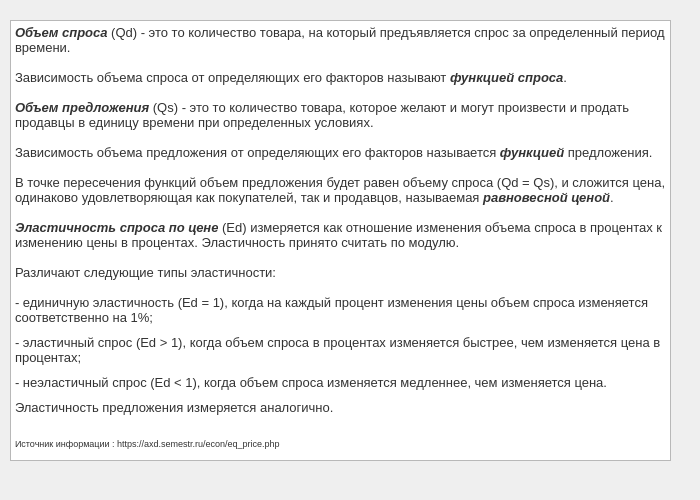
Above: helpwindow.ui from SaYxGal/Economics-cpp before the change. Below: the same form after it.
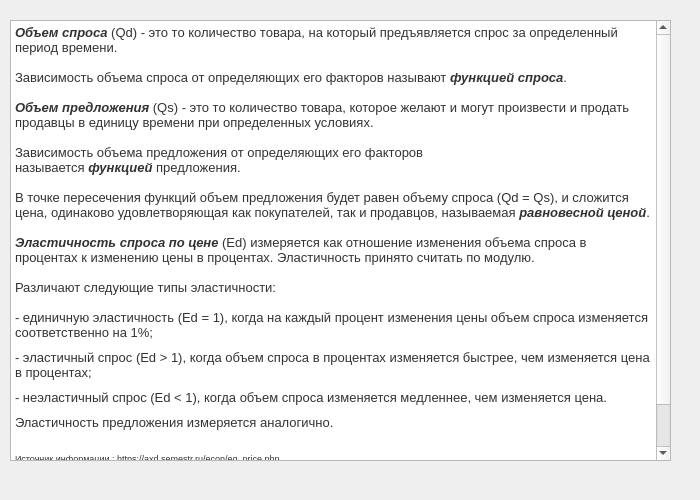
That is the form after the change.

Commit message: Добавлена возможность множественного расчёта и сохранения в файл multipleChart. Добавлен пример оформления в справку (требуется png)

```diff
--- a/helpwindow.ui
+++ b/helpwindow.ui
@@ -52,7 +52,10 @@
 &lt;p style=&quot; margin-top:0px; margin-bottom:10px; margin-left:0px; margin-right:0px; -qt-block-indent:0; text-indent:0px; background-color:#ffffff;&quot;&gt;&lt;span style=&quot; font-family:'sans-serif','Georgia','Times New Roman','Verdana','Arial'; font-size:10pt; color:#333333; background-color:#ffffff;&quot;&gt;- неэластичный спрос (Ed &amp;lt; 1), когда объем спроса изменяется медленнее, чем изменяется цена.&lt;/span&gt;&lt;/p&gt;
 &lt;p style=&quot; margin-top:0px; margin-bottom:10px; margin-left:0px; margin-right:0px; -qt-block-indent:0; text-indent:0px; background-color:#ffffff;&quot;&gt;&lt;span style=&quot; font-family:'sans-serif','Georgia','Times New Roman','Verdana','Arial'; font-size:10pt; color:#333333; background-color:#ffffff;&quot;&gt;Эластичность предложения измеряется аналогично.&lt;/span&gt;&lt;/p&gt;
 &lt;p style=&quot;-qt-paragraph-type:empty; margin-top:0px; margin-bottom:0px; margin-left:0px; margin-right:0px; -qt-block-indent:0; text-indent:0px; font-family:'sans-serif','Georgia','Times New Roman','Verdana','Arial'; font-size:8pt; color:#333333;&quot;&gt;&lt;br /&gt;&lt;/p&gt;
-&lt;p style=&quot; margin-top:0px; margin-bottom:0px; margin-left:0px; margin-right:0px; -qt-block-indent:0; text-indent:0px;&quot;&gt;&lt;span style=&quot; font-family:'sans-serif','Georgia','Times New Roman','Verdana','Arial'; font-size:7pt; color:#333333;&quot;&gt;Источник информации : https://axd.semestr.ru/econ/eq_price.php&lt;/span&gt;&lt;/p&gt;&lt;/body&gt;&lt;/html&gt;</string>
+&lt;p style=&quot; margin-top:0px; margin-bottom:0px; margin-left:0px; margin-right:0px; -qt-block-indent:0; text-indent:0px;&quot;&gt;&lt;span style=&quot; font-family:'sans-serif','Georgia','Times New Roman','Verdana','Arial'; font-size:7pt; color:#333333;&quot;&gt;Источник информации : https://axd.semestr.ru/econ/eq_price.php&lt;/span&gt;&lt;/p&gt;
+&lt;p style=&quot;-qt-paragraph-type:empty; margin-top:0px; margin-bottom:0px; margin-left:0px; margin-right:0px; -qt-block-indent:0; text-indent:0px; font-family:'sans-serif','Georgia','Times New Roman','Verdana','Arial'; font-size:7pt; color:#333333;&quot;&gt;&lt;br /&gt;&lt;/p&gt;
+&lt;p style=&quot; margin-top:0px; margin-bottom:0px; margin-left:0px; margin-right:0px; -qt-block-indent:0; text-indent:0px;&quot;&gt;&lt;span style=&quot; font-family:'sans-serif','Georgia','Times New Roman','Verdana','Arial'; font-size:10pt; color:#333333;&quot;&gt;Пример оформления xlsx файла на вход (графики разделены пустой строкой):&lt;/span&gt;&lt;/p&gt;
+&lt;p style=&quot;-qt-paragraph-type:empty; margin-top:0px; margin-bottom:0px; margin-left:0px; margin-right:0px; -qt-block-indent:0; text-indent:0px; font-family:'sans-serif','Georgia','Times New Roman','Verdana','Arial'; font-size:10pt; color:#333333;&quot;&gt;&lt;br /&gt;&lt;/p&gt;&lt;/body&gt;&lt;/html&gt;</string>
    </property>
   </widget>
  </widget>
```
The commit also changes 5 other files.
